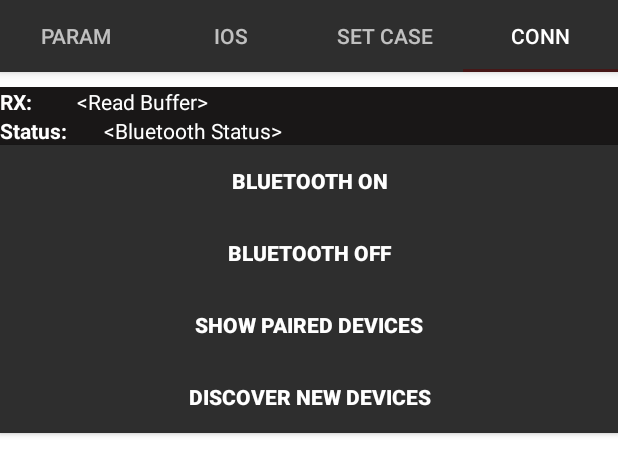
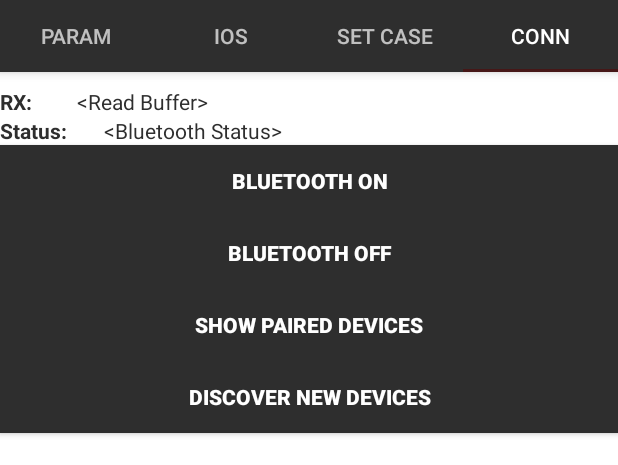
Before and after one commit to gregori/AppSumo, an Android app: the screen it shows after launch (MainActivity), tab 4 chosen, on a phone screen of 412 x 824 dp, the part 89-554 px from its top. Run offline under Robolectric (Android 15) with nearby library versions, the phone set to English and light mode, and no system bars.

Commit message:
Ajustado funções

```diff
--- a/app/src/main/java/com/example/sumo/ConnectionTab.java
+++ b/app/src/main/java/com/example/sumo/ConnectionTab.java
@@ -240,7 +240,7 @@
             final String address = info.substring(info.length() - 17);
             final String name = info.substring(0,info.length() - 17);
 
-            mBluetooth.connectBlu(getContext(), name, address);
+            mBluetooth.connectBluetooth(getContext(), name, address);
         }
     };
 
--- a/app/src/main/res/layout/connection_tab.xml
+++ b/app/src/main/res/layout/connection_tab.xml
@@ -20,11 +20,11 @@
                 android:layout_width="wrap_content"
                 android:layout_height="wrap_content"
                 android:layout_weight="0.1"
-                android:background="#FF191717"
+                android:background="#FFFFFF"
                 android:ellipsize="end"
                 android:maxLines="1"
                 android:text="RX:"
-                android:textColor="#FFFFFF"
+                android:textColor="#FF2E2E2E"
                 android:textStyle="bold" />
 
             <TextView
@@ -33,11 +33,11 @@
                 android:layout_height="wrap_content"
                 android:layout_centerHorizontal="true"
                 android:layout_weight="0.9"
-                android:background="#FF191717"
+                android:background="#FFFFFF"
                 android:ellipsize="end"
                 android:maxLines="1"
                 android:text="&lt;Read Buffer>"
-                android:textColor="#FFFFFF" />
+                android:textColor="#FF2E2E2E" />
         </LinearLayout>
 
         <LinearLayout
@@ -49,11 +49,11 @@
                 android:layout_width="wrap_content"
                 android:layout_height="wrap_content"
                 android:layout_weight="0.1"
-                android:background="#FF191717"
+                android:background="#FFFFFF"
                 android:ellipsize="end"
                 android:maxLines="1"
                 android:text="Status:"
-                android:textColor="#FFFFFF"
+                android:textColor="#FF2E2E2E"
                 android:textStyle="bold" />
 
             <TextView
@@ -64,11 +64,11 @@
                 android:layout_alignTop="@+id/checkboxLED1"
                 android:layout_centerHorizontal="true"
                 android:layout_weight="0.9"
-                android:background="#FF191717"
+                android:background="#FFFFFF"
                 android:ellipsize="end"
                 android:maxLines="1"
                 android:text="&lt;Bluetooth Status>"
-                android:textColor="#FFFFFF" />
+                android:textColor="#FF2E2E2E" />
         </LinearLayout>
 
         <Button
```
Also changed, not shown: app/src/main/java/com/example/sumo/Bluetooth.java (+2 -13 lines), app/src/main/java/com/example/sumo/ParametersTap.java (+16 -11 lines), app/src/main/res/layout/parameters_tab.xml (+6 -6 lines).
